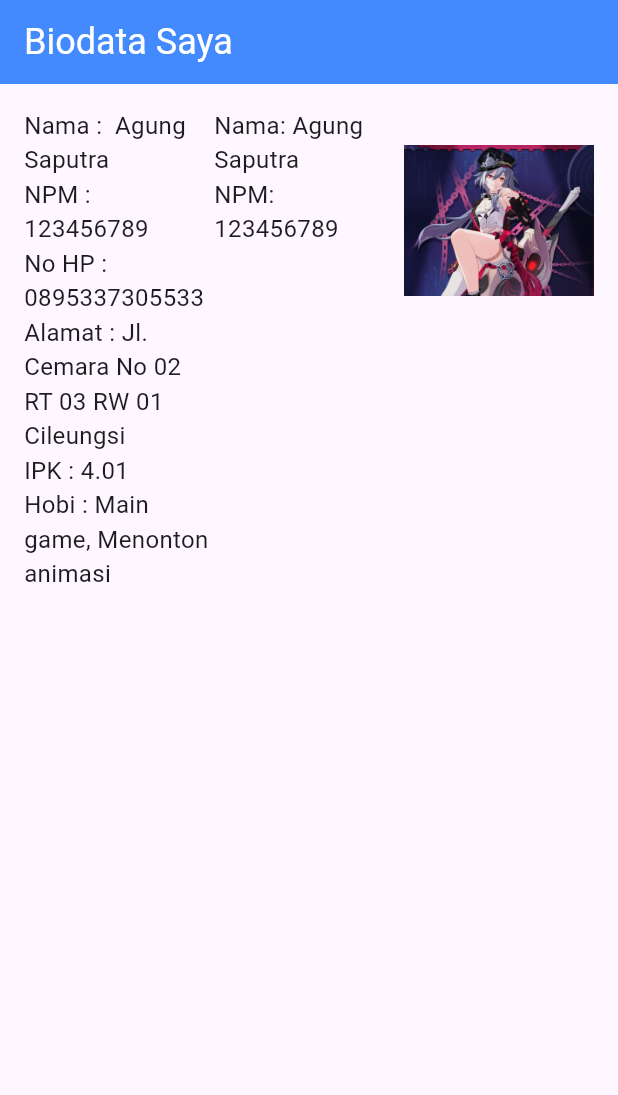
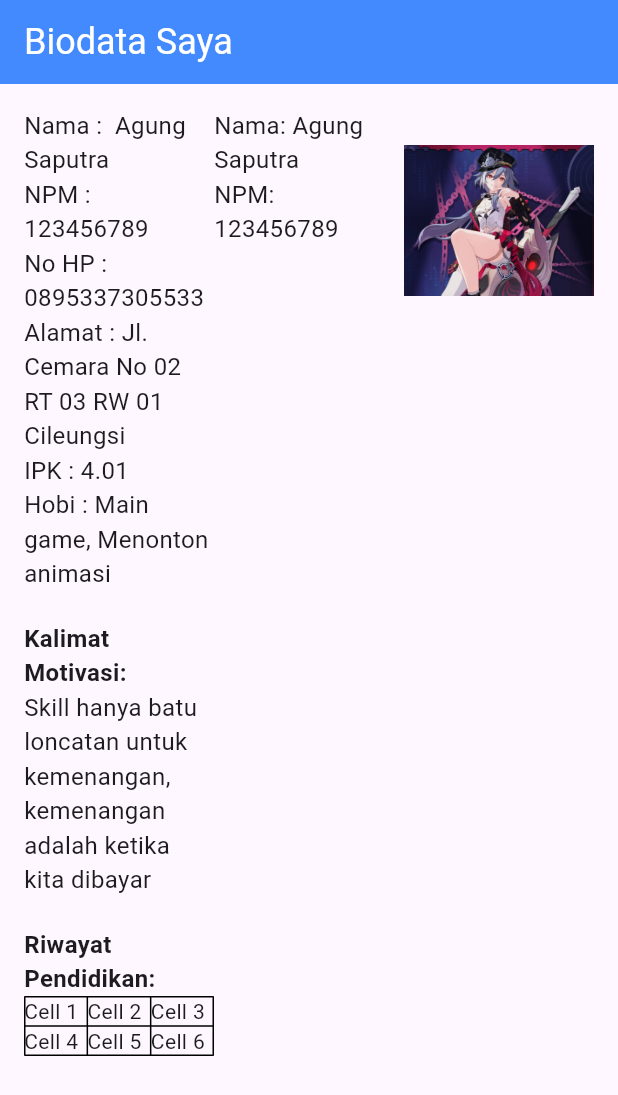
Before and after one commit to difhaels/project-uts-mobile-programming, a Flutter app: the screen it shows after launch, on a phone screen of 412 x 824 dp. Shown: the top 1095 px of the screen. Run offline on Flutter 3.47's test engine with Material 3 defaults, Android fonts, the phone set to English and light mode, and no system bars.

Commit message:
push performance

```diff
--- a/lib/main.dart
+++ b/lib/main.dart
@@ -39,27 +39,61 @@ class MyBiodata extends StatelessWidget {
                   children: [
                     Text(
                       'Nama :  $nama',
-                      style: TextStyle(fontSize: 16),
+                      style: const TextStyle(fontSize: 16),
                     ),
                     Text(
                       'NPM : $npm',
-                      style: TextStyle(fontSize: 16),
+                      style: const TextStyle(fontSize: 16),
                     ),
                     Text(
                       'No HP :  $noHp',
-                      style: TextStyle(fontSize: 16),
+                      style: const TextStyle(fontSize: 16),
                     ),
                     Text(
                       'Alamat : $alamat',
-                      style: TextStyle(fontSize: 16),
+                      style: const TextStyle(fontSize: 16),
                     ),
                     Text(
                       'IPK : $ipk',
-                      style: TextStyle(fontSize: 16),
+                      style: const TextStyle(fontSize: 16),
                     ),
                     Text(
                       'Hobi : ${hobi.join(', ')}',
-                      style: TextStyle(fontSize: 16),
+                      style: const TextStyle(fontSize: 16),
+                    ),
+                    const Padding(
+                      padding: EdgeInsets.only(top: 20.0),
+                      child: Text(
+                        'Kalimat Motivasi:',
+                        style: TextStyle(fontSize: 16, fontWeight: FontWeight.bold),
+                      ),
+                    ),
+                    Text(
+                      kalimatMotivasi,
+                      style: const TextStyle(fontSize: 16),
+                    ),
+                    const Padding(
+                      padding: EdgeInsets.only(top: 20.0),
+                      child:
+                      Text(
+                        'Riwayat Pendidikan:',
+                        style: TextStyle(fontSize: 16, fontWeight: FontWeight.bold),
+                      ),
+                    ),
+                    Table(
+                      border: TableBorder.all(color: Colors.black),
+                      children: const [
+                        TableRow(children: [
+                          Text('Cell 1'),
+                          Text('Cell 2'),
+                          Text('Cell 3'),
+                        ]),
+                        TableRow(children: [
+                          Text('Cell 4'),
+                          Text('Cell 5'),
+                          Text('Cell 6'),
+                        ])
+                      ],
                     ),
                   ],
                 ),
```
